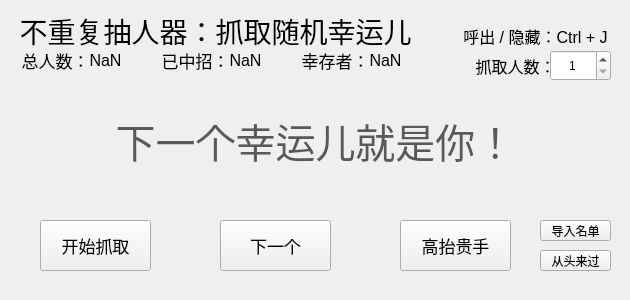
First picture: the form in RandomKiller_style.ui, repository CberYellowstone/RandomKiller, before the edit.
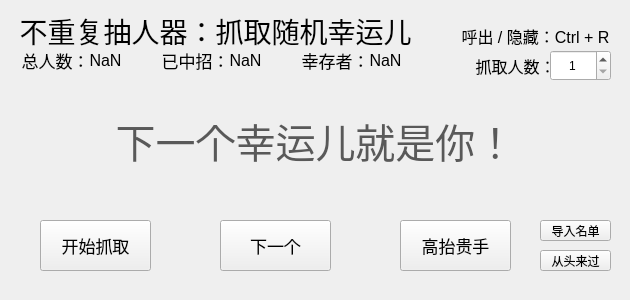
Second picture: the form after the edit.

```diff
--- a/RandomKiller_style.ui
+++ b/RandomKiller_style.ui
@@ -10,6 +10,18 @@
     <height>300</height>
    </rect>
   </property>
+  <property name="minimumSize">
+   <size>
+    <width>630</width>
+    <height>0</height>
+   </size>
+  </property>
+  <property name="maximumSize">
+   <size>
+    <width>630</width>
+    <height>300</height>
+   </size>
+  </property>
   <property name="windowTitle">
    <string>MainWindow</string>
   </property>
@@ -98,7 +110,7 @@
      <enum>QFrame::Plain</enum>
     </property>
     <property name="text">
-     <string>呼出 / 隐藏：Ctrl + J</string>
+     <string>呼出 / 隐藏：Ctrl + R</string>
     </property>
     <property name="textFormat">
      <enum>Qt::PlainText</enum>
```
Left out of the diff: 2 changed lines with no effect on the pictures.
